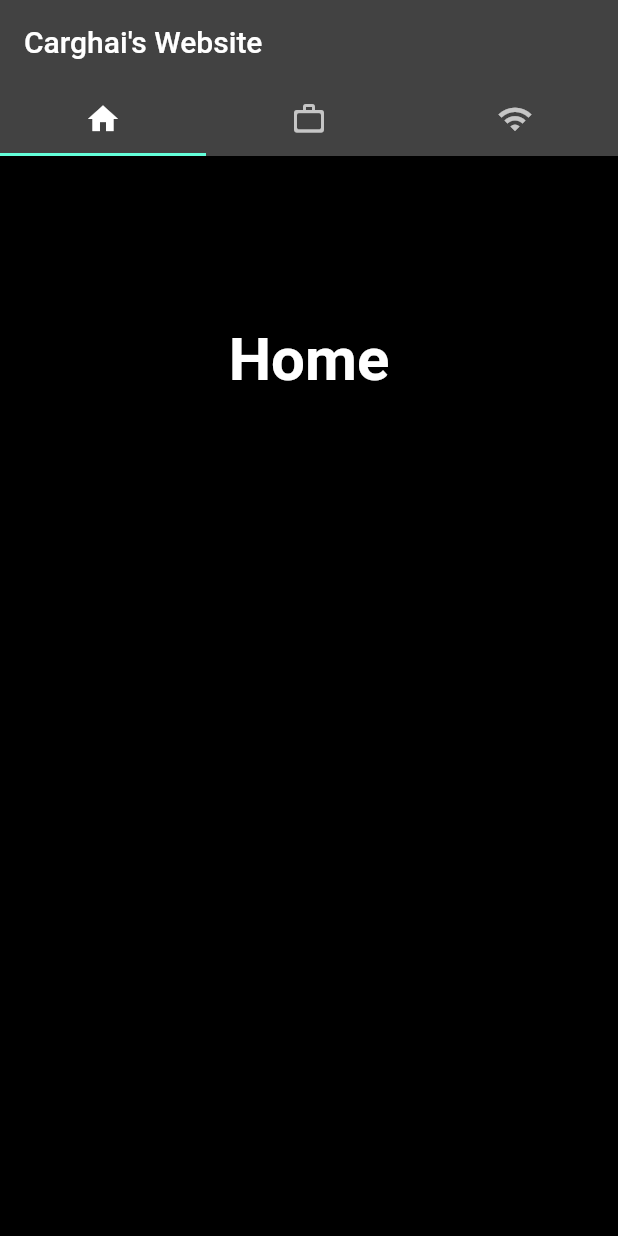
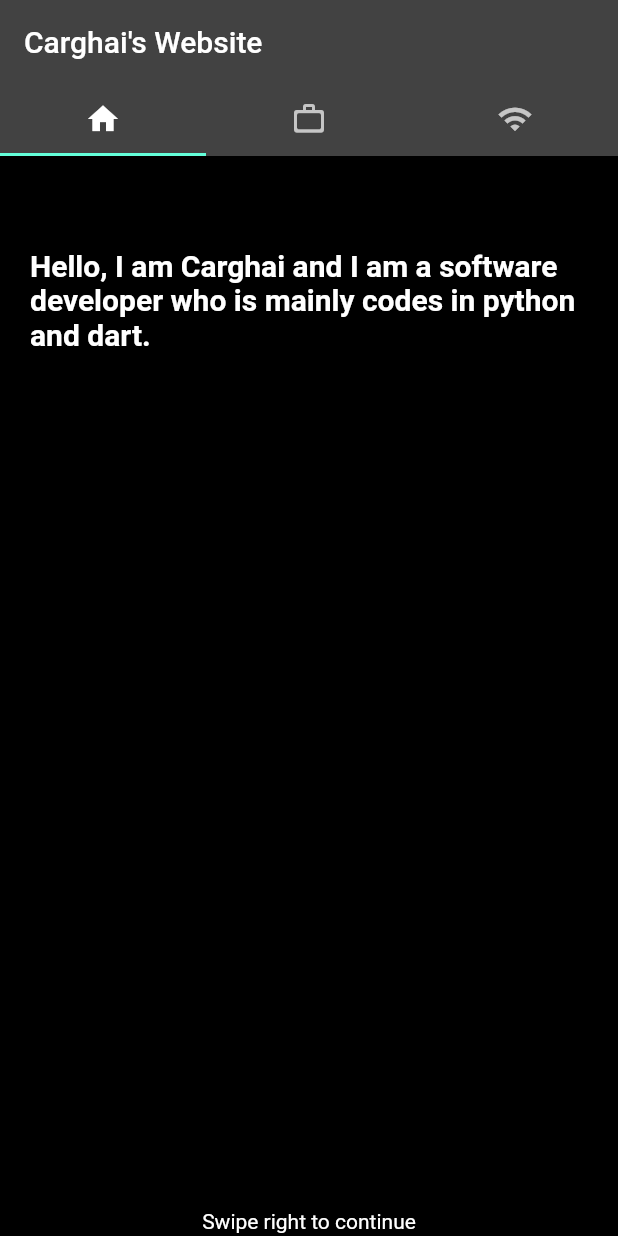
Before and after one commit to ekam-g/carghai_website, a Flutter app: the screen it shows after launch, on a phone screen of 412 x 824 dp. Run offline on Flutter 3.47's test engine with Material 2 defaults, Android fonts, the phone set to English and light mode, and no system bars.

Commit message:
Added cool things

```diff
--- a/lib/screens/hometab.dart
+++ b/lib/screens/hometab.dart
@@ -1,10 +1,9 @@
 import 'package:flutter/material.dart';
 
 class tab1Home extends StatefulWidget {
-
-
-  tab1Home({Key? key,})
-      : super(key: key);
+  tab1Home({
+    Key? key,
+  }) : super(key: key);
 
   @override
   _tab1Home createState() => _tab1Home();
@@ -17,16 +16,25 @@ class _tab1Home extends State<tab1Home> {
         body: Center(
             child: Column(
       children: const [
-                Spacer(),
-                Text(
-                  'Home',
+        Spacer(
+          flex: 1,
+        ),
+        Padding(
+          padding: EdgeInsets.symmetric(horizontal: 20, vertical: 5),
+          child: Text(
+            'Hello, I am Carghai and I am a software developer who is mainly codes in python and dart.',
             style: TextStyle(
-                    fontSize: 40,
+              fontSize: 20,
               fontWeight: FontWeight.bold,
             ),
           ),
+        ),
         Spacer(
-                  flex: 5,
+          flex: 10,
+        ),
+        Text("Swipe right to continue"),
+        SizedBox(
+          height: 2,
         ),
       ],
     )));
```
Also changed, not shown: 1 other file. Lines whose indentation alone changed are shown as unchanged.
